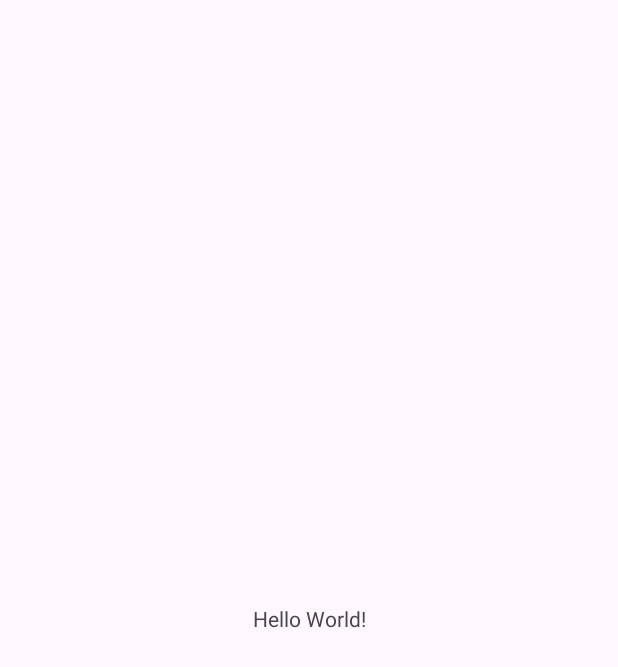
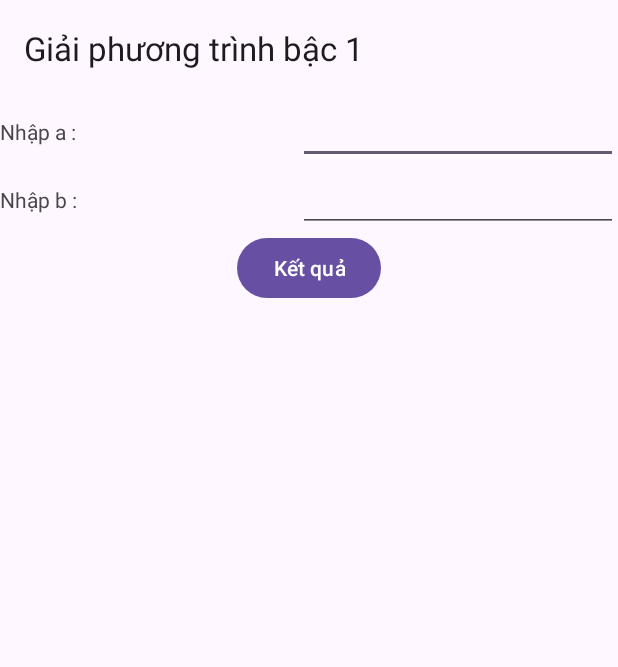
Before and after one commit to Davidpham310/CSE_PRACTICE, an Android app: the screen it shows after launch (MainActivity), on a phone screen of 412 x 824 dp. Before the commit the part shown is almost empty. Shown: the top 667 px of the screen. Run offline under Robolectric (Android 15) with nearby library versions, the light colour scheme and no system bars.

Commit message:
Create Interface

```diff
--- a/Ex10/app/src/main/AndroidManifest.xml
+++ b/Ex10/app/src/main/AndroidManifest.xml
@@ -13,6 +13,9 @@
         android:theme="@style/Theme.Ex10"
         tools:targetApi="31">
         <activity
+            android:name=".MainActivity2"
+            android:exported="false" />
+        <activity
             android:name=".MainActivity"
             android:exported="true">
             <intent-filter>
--- a/Ex10/app/src/main/res/layout/activity_main.xml
+++ b/Ex10/app/src/main/res/layout/activity_main.xml
@@ -5,15 +5,62 @@
     android:id="@+id/main"
     android:layout_width="match_parent"
     android:layout_height="match_parent"
-    tools:context=".MainActivity">
+    tools:context=".MainActivity"
+    android:fitsSystemWindows="true">
 
-    <TextView
-        android:layout_width="wrap_content"
+    <androidx.appcompat.widget.Toolbar
+        android:id="@+id/toolbar"
+        android:layout_width="match_parent"
         android:layout_height="wrap_content"
-        android:text="Hello World!"
-        app:layout_constraintBottom_toBottomOf="parent"
-        app:layout_constraintEnd_toEndOf="parent"
-        app:layout_constraintStart_toStartOf="parent"
-        app:layout_constraintTop_toTopOf="parent" />
+        app:layout_constraintTop_toTopOf="parent"
+        app:title="Giải phương trình bậc 1" />
 
+    <LinearLayout
+        android:layout_width="match_parent"
+        android:layout_height="wrap_content"
+        android:orientation="vertical"
+        app:layout_constraintTop_toBottomOf="@+id/toolbar">
+
+        <TableLayout
+            android:layout_width="match_parent"
+            android:layout_height="wrap_content"
+            android:stretchColumns="0">
+
+            <TableRow>
+
+                <TextView
+                    android:layout_width="wrap_content"
+                    android:layout_height="wrap_content"
+                    android:text="Nhập a : "
+                    tools:ignore="HardcodedText" />
+
+                <EditText
+                    android:id="@+id/editA"
+                    android:layout_width="wrap_content"
+                    android:layout_height="wrap_content"
+                    android:ems="10" />
+            </TableRow>
+            <TableRow>
+
+                <TextView
+                    android:layout_width="wrap_content"
+                    android:layout_height="wrap_content"
+                    android:text="Nhập b : "
+                    tools:ignore="HardcodedText" />
+
+                <EditText
+                    android:id="@+id/editB"
+                    android:layout_width="wrap_content"
+                    android:layout_height="wrap_content"
+                    android:ems="10" />
+            </TableRow>
+        </TableLayout>
+        <Button
+            android:id="@+id/btnResult"
+            android:layout_width="wrap_content"
+            android:layout_height="wrap_content"
+            android:text="Kết quả"
+            android:layout_gravity="center"
+            tools:ignore="HardcodedText" />
+    </LinearLayout>
 </androidx.constraintlayout.widget.ConstraintLayout>
```
Also changed, not shown: Ex10/app/src/main/java/com/example/ex10/MainActivity2.java (added, +24 -0 lines), Ex10/app/src/main/res/layout/activity_main2.xml (added, +35 -0 lines).
